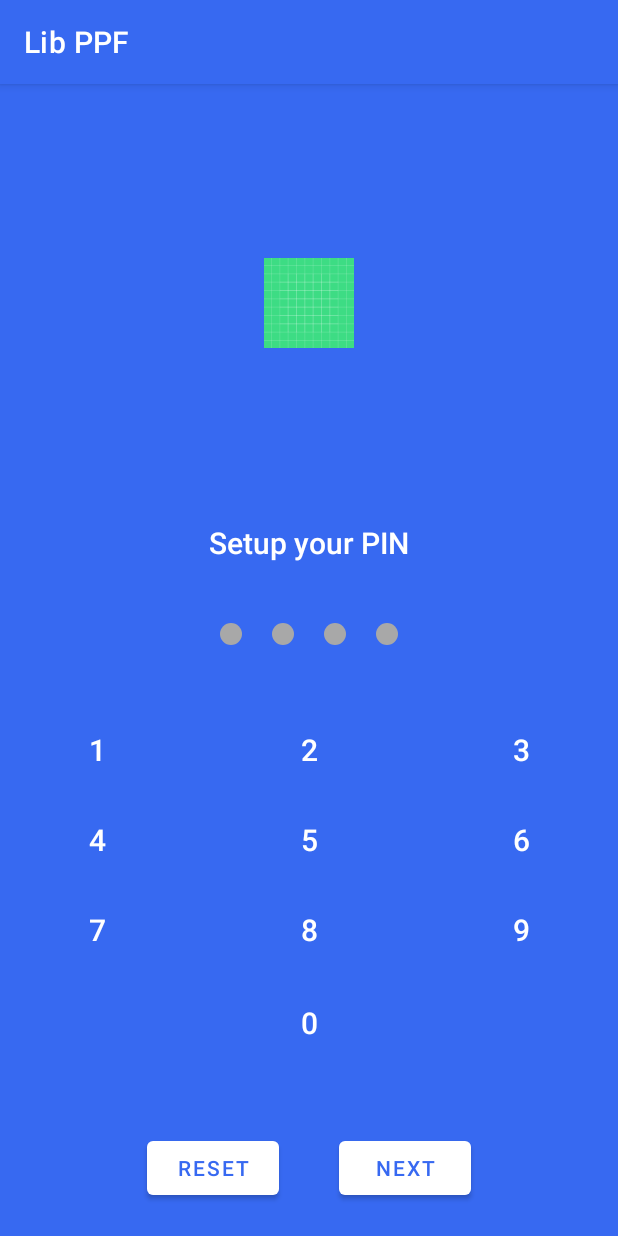
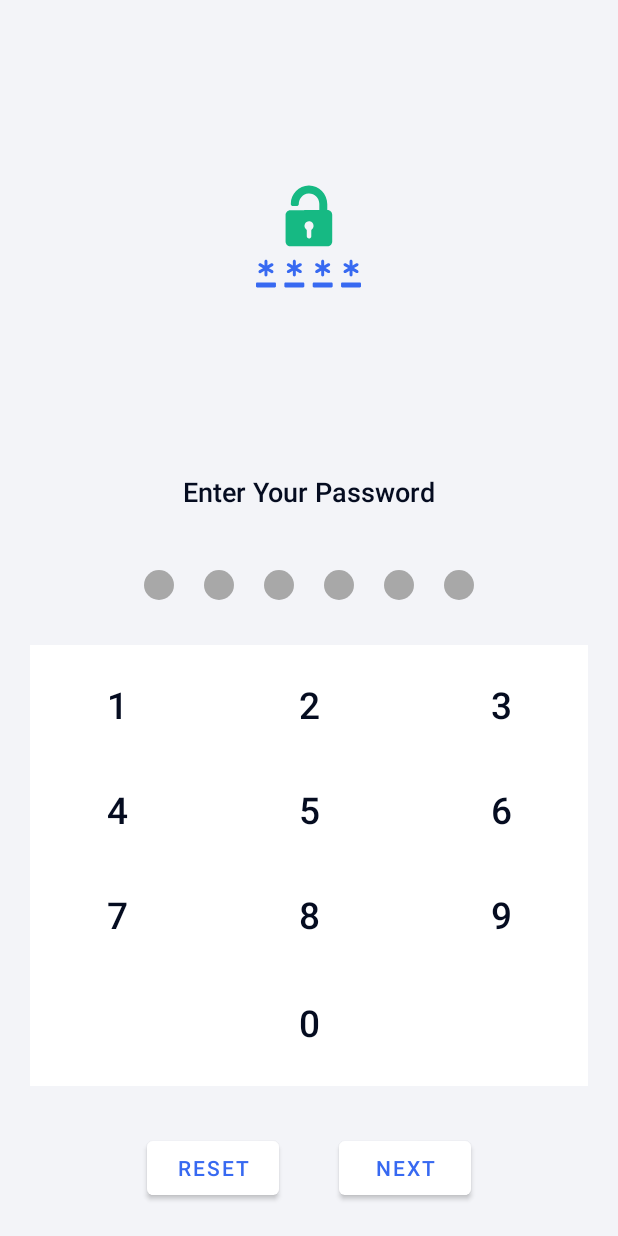
Before and after one commit to Kodobite/Lib-PPF, an Android app: the screen it shows after launch (LockerActivity), on a phone screen of 412 x 824 dp. Run offline under Robolectric (Android 15) with nearby library versions, the phone set to English and light mode, and no system bars.

Commit message:
lock design

```diff
--- /dev/null
+++ b/app/src/main/res/drawable/ic_lock_img.xml
@@ -0,0 +1,33 @@
+<vector xmlns:android="http://schemas.android.com/apk/res/android"
+    android:width="72dp"
+    android:height="72dp"
+    android:viewportWidth="72"
+    android:viewportHeight="72">
+    <path
+        android:fillColor="#FF3769F1"
+        android:pathData="M11.83 54.78c-0.28-0.48-0.91-0.65-1.4-0.37l-2.58 1.5v-2.97c0-0.57-0.45-1.02-1.02-1.02-0.56 0-1.02 0.45-1.02 1.02v2.97l-2.57-1.5c-0.49-0.28-1.12-0.11-1.4 0.37-0.29 0.5-0.12 1.13 0.36 1.41l2.6 1.5-2.6 1.52c-0.48 0.28-0.65 0.91-0.37 1.4 0.29 0.49 0.92 0.65 1.4 0.37l2.58-1.5v2.98c0 0.56 0.46 1.02 1.02 1.02 0.57 0 1.02-0.46 1.02-1.02V59.5l2.58 1.5c0.49 0.27 1.12 0.11 1.4-0.38 0.28-0.49 0.12-1.12-0.37-1.4L8.87 57.7l2.6-1.51c0.48-0.3 0.66-0.92 0.36-1.4Z" />
+    <path
+        android:fillColor="#FF3769F1"
+        android:pathData="M21.28 60.6c0.28 0.49 0.92 0.65 1.4 0.37l2.58-1.5v2.98c0 0.56 0.46 1.02 1.02 1.02S27.3 63 27.3 62.45v-2.98l2.58 1.5c0.48 0.28 1.12 0.12 1.4-0.37 0.28-0.5 0.12-1.13-0.37-1.4l-2.59-1.52 2.6-1.5c0.48-0.29 0.64-0.92 0.36-1.41-0.28-0.49-0.92-0.65-1.4-0.37l-2.58 1.5v-2.98c0-0.56-0.46-1.02-1.02-1.02s-1.02 0.46-1.02 1.02v2.97l-2.57-1.48c-0.49-0.28-1.13-0.11-1.4 0.37-0.29 0.5-0.12 1.13 0.36 1.41l2.6 1.5-2.6 1.5c-0.48 0.28-0.65 0.92-0.37 1.4Z" />
+    <path
+        android:fillColor="#FF3769F1"
+        android:pathData="M19.45 68.35v1.8c0 0.43 0.35 0.79 0.78 0.79h12.12c0.43 0 0.78-0.36 0.78-0.79v-1.8c0-0.43-0.35-0.79-0.78-0.79H20.23c-0.44 0-0.78 0.36-0.78 0.79Z" />
+    <path
+        android:fillColor="#FF16B983"
+        android:pathData="M48.97 17.91h-0.09V13.9c0-7-5.72-12.94-12.7-12.82-6.8 0.11-12.3 5.68-12.3 12.5v0.38c0 0.58 0.48 1.05 1.06 1.05h3.35c0.58 0 1.05-0.47 1.05-1.05v-0.12c0-3.76 2.83-7.06 6.59-7.3 4.08-0.24 7.48 3 7.48 7.02v4.35H33.06v0.01h-9.57c-1.78 0.06-3.21 1.5-3.21 3.29v18.19c0 1.82 1.48 3.3 3.3 3.3h25.38c1.82 0 3.3-1.48 3.3-3.3V21.2c0.01-1.82-1.47-3.3-3.29-3.3ZM38.23 31.12c-0.25 0.18-0.32 0.37-0.32 0.67v4c0.03 0.57-0.25 1.1-0.76 1.35-1.16 0.6-2.33-0.24-2.33-1.35v-0.01-4c0-0.28-0.06-0.47-0.3-0.65-1.21-0.88-1.61-2.4-1-3.75 0.59-1.3 2.02-2.07 3.37-1.8 1.5 0.3 2.56 1.53 2.57 3.03 0.05 1.05-0.38 1.9-1.23 2.51Z" />
+    <path
+        android:fillColor="#FF3769F1"
+        android:pathData="M38.88 68.35v1.8c0 0.43 0.36 0.79 0.79 0.79h12.11c0.43 0 0.79-0.36 0.79-0.79v-1.8c0-0.43-0.36-0.79-0.79-0.79H39.67c-0.43 0-0.79 0.36-0.79 0.79Z" />
+    <path
+        android:fillColor="#FF3769F1"
+        android:pathData="M40.72 60.6c0.28 0.49 0.92 0.65 1.4 0.37l2.58-1.5v2.98c0 0.56 0.46 1.02 1.02 1.02s1.02-0.46 1.02-1.02v-2.98l2.57 1.5c0.49 0.28 1.13 0.12 1.4-0.37 0.29-0.5 0.12-1.13-0.36-1.4l-2.6-1.52 2.6-1.5c0.48-0.29 0.65-0.92 0.37-1.41-0.28-0.49-0.92-0.65-1.4-0.37l-2.58 1.5v-2.98c0-0.56-0.46-1.02-1.02-1.02s-1.02 0.46-1.02 1.02v2.97l-2.58-1.49c-0.48-0.28-1.12-0.12-1.4 0.37-0.28 0.49-0.12 1.12 0.37 1.4l2.59 1.51-2.6 1.51c-0.48 0.28-0.64 0.92-0.36 1.4Z" />
+    <path
+        android:fillColor="#FF3769F1"
+        android:pathData="M71.22 67.56H59.1c-0.43 0-0.78 0.36-0.78 0.79v1.8c0 0.43 0.35 0.79 0.78 0.79h12.12c0.42 0 0.78-0.36 0.78-0.79v-1.8c0-0.43-0.36-0.79-0.78-0.79Z" />
+    <path
+        android:fillColor="#FF3769F1"
+        android:pathData="M0.78 70.94H12.9c0.43 0 0.78-0.36 0.78-0.79v-1.8c0-0.43-0.35-0.79-0.78-0.79H0.78C0.35 67.56 0 67.92 0 68.35v1.8c0 0.43 0.35 0.79 0.78 0.79Z" />
+    <path
+        android:fillColor="#FF3769F1"
+        android:pathData="M60.17 60.6c0.28 0.49 0.91 0.65 1.4 0.37l2.58-1.5v2.98c0 0.56 0.45 1.02 1.02 1.02 0.56 0 1.02-0.46 1.02-1.02v-2.98l2.57 1.5c0.49 0.28 1.13 0.12 1.4-0.37 0.29-0.5 0.12-1.13-0.36-1.4l-2.6-1.52 2.6-1.5c0.48-0.29 0.65-0.92 0.37-1.41-0.28-0.49-0.92-0.65-1.4-0.37l-2.58 1.5v-2.98c0-0.56-0.46-1.02-1.02-1.02-0.57 0-1.02 0.46-1.02 1.02v2.97l-2.58-1.49c-0.49-0.28-1.12-0.12-1.4 0.37-0.28 0.49-0.12 1.12 0.37 1.4l2.59 1.51-2.6 1.51c-0.48 0.28-0.66 0.92-0.36 1.4Z" />
+</vector>
--- a/app/src/main/res/layout/activity_locker.xml
+++ b/app/src/main/res/layout/activity_locker.xml
@@ -3,13 +3,13 @@
     xmlns:app="http://schemas.android.com/apk/res-auto"
     android:layout_width="match_parent"
     android:layout_height="match_parent"
-    android:background="@color/colorPrimary">
+    android:background="#F3F4F8">
 
     <RelativeLayout
         android:layout_width="match_parent"
         android:layout_height="match_parent"
         android:layout_above="@id/relative_layout"
-        android:background="@color/colorPrimary">
+        android:background="#F3F4F8">
 
         <LinearLayout
             android:layout_width="match_parent"
@@ -20,10 +20,10 @@
 
 
             <ImageView
-                android:layout_width="60dp"
-                android:layout_height="60dp"
+                android:layout_width="70dp"
+                android:layout_height="70dp"
                 android:layout_gravity="center"
-                android:src="@drawable/ic_launcher_background" />
+                android:src="@drawable/ic_lock_img" />
 
 
         </LinearLayout>
@@ -37,9 +37,9 @@
             android:layout_centerHorizontal="true"
             android:layout_marginBottom="40dp"
             android:fontFamily="sans-serif-medium"
-            android:text="Setup your PIN"
-            android:textColor="@color/white"
-            android:textSize="20sp" />
+            android:text="Enter Your Password"
+            android:textColor="@color/textColor"
+            android:textSize="18sp" />
 
 
         <io.kodebite.ppf.IndicatorDots
@@ -49,27 +49,31 @@
             android:layout_above="@id/pin_lock_view"
             android:layout_centerHorizontal="true"
             android:layout_gravity="center"
-            app:ppf_count="4"
-            app:ppf_diameter="15dp"
-            app:ppf_dotColorFilled="#FFFFFF"
+            app:ppf_count="6"
+            app:ppf_diameter="20dp"
+            app:ppf_dotColorFilled="@color/colorPrimary"
             app:ppf_dotColorNormal="#A8A8A8"
             app:ppf_padding="10dp" />
 
 
         <io.kodebite.ppf.PinLockView
+            android:background="@color/white"
             android:id="@+id/pin_lock_view"
             android:layout_width="match_parent"
             android:layout_height="wrap_content"
             android:layout_alignParentBottom="true"
             android:layout_marginTop="30dp"
+            android:layout_marginStart="20dp"
+            android:layout_marginEnd="20dp"
             android:layout_marginBottom="20dp"
             android:padding="10dp"
-            app:ppf_deleteButtonNormalColor="#FFFFFF"
-            app:ppf_deleteButtonPressedColor="@color/danger"
+            app:ppf_deleteButtonNormalColor="@color/danger"
+            app:ppf_deleteButtonPressedColor="@color/dangerLight"
             app:ppf_deleteButtonSize="24dp"
-            app:ppf_keyTextColor="@color/white"
-            app:ppf_keyTextSize="20sp"
-            app:ppf_pinLength="4" />
+            app:ppf_keyTextColor="@color/textColor"
+            app:ppf_keyTextSize="25sp"
+            app:ppf_keyVerticalSpacing="10sp"
+            app:ppf_pinLength="6" />
 
 
     </RelativeLayout>
--- a/app/src/main/res/values/colors.xml
+++ b/app/src/main/res/values/colors.xml
@@ -5,6 +5,8 @@
     <color name="colorPrimaryDark">#3769F1</color>
     <color name="colorAccent">#3769F1</color>
 
+    <color name="textColor">#050C20</color>
+
     <color name="danger">#FF3D71</color>
     <color name="dangerLight">#FFD6E2</color>
 
--- a/app/src/main/res/values/themes.xml
+++ b/app/src/main/res/values/themes.xml
@@ -1,6 +1,6 @@
 <resources>
     <!-- Base application theme. -->
-    <style name="Theme.LibPPF" parent="Theme.MaterialComponents.DayNight.DarkActionBar">
+    <style name="Theme.LibPPF" parent="Theme.MaterialComponents.Light.NoActionBar">
 
         <!-- Primary brand color. -->
         <item name="colorPrimary">@color/colorPrimary</item>
```
